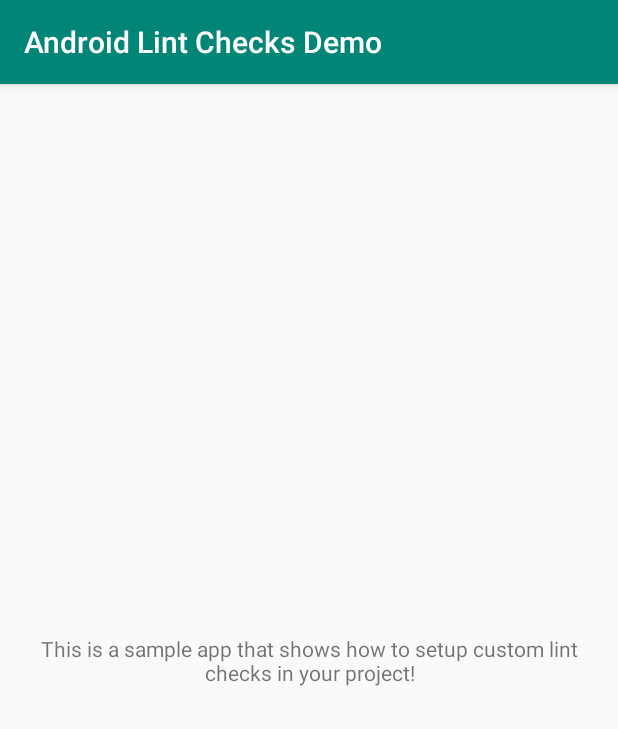
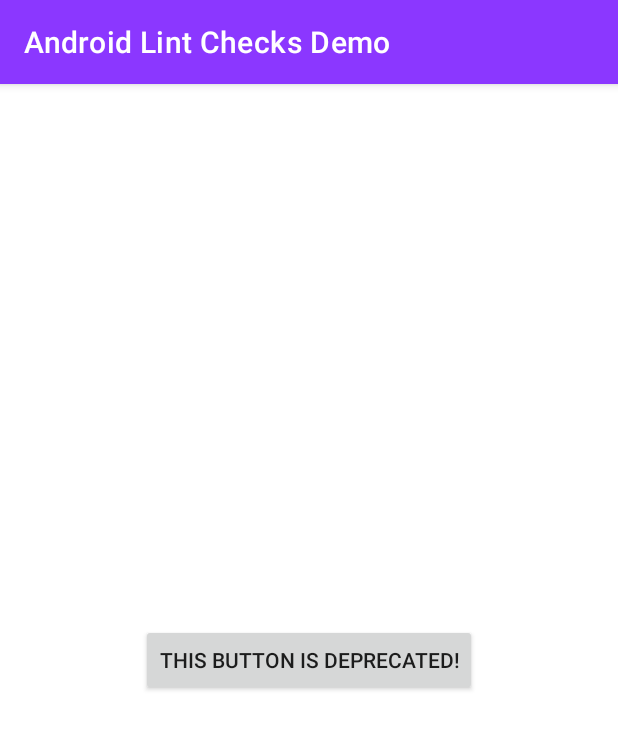
Before and after one commit to alexjlockwood/android-lint-checks-demo, an Android app: the screen it shows after launch (MainActivity), on a phone screen of 412 x 824 dp. Shown: the top 729 px of the screen. Run offline under Robolectric (Android 15) with nearby library versions, the phone set to English and light mode, and no system bars.

Commit message:
Add a couple lint checks

```diff
--- a/app/build.gradle
+++ b/app/build.gradle
@@ -6,7 +6,7 @@ android {
     compileSdkVersion 29
     buildToolsVersion "29.0.0"
     defaultConfig {
-        applicationId "com.lyft.android.lint.app"
+        applicationId "com.lyft.android.app"
         minSdkVersion 14
         targetSdkVersion 29
         versionCode 1
@@ -25,6 +25,7 @@ dependencies {
     implementation 'androidx.appcompat:appcompat:1.1.0'
     implementation 'androidx.core:core:1.1.0'
     implementation 'androidx.core:core-ktx:1.1.0'
+    implementation 'com.google.android.material:material:1.1.0-alpha10'
     implementation 'androidx.constraintlayout:constraintlayout:1.1.3'
     lintChecks project(':checks')
 }
--- a/app/src/main/AndroidManifest.xml
+++ b/app/src/main/AndroidManifest.xml
@@ -1,6 +1,6 @@
 <?xml version="1.0" encoding="utf-8"?>
 <manifest xmlns:android="http://schemas.android.com/apk/res/android"
-    package="com.lyft.android.lint.app">
+    package="com.lyft.android.app">
 
     <application
         android:allowBackup="true"
@@ -9,7 +9,7 @@
         android:roundIcon="@mipmap/ic_launcher_round"
         android:supportsRtl="true"
         android:theme="@style/AppTheme">
-        <activity android:name=".MainActivity">
+        <activity android:name="com.lyft.android.app.MainActivity">
             <intent-filter>
                 <action android:name="android.intent.action.MAIN" />
 
--- /dev/null
+++ b/app/src/main/java/com/lyft/android/app/MainActivity.kt
@@ -0,0 +1,23 @@
+package com.lyft.android.app
+
+import android.content.Context
+import android.os.Bundle
+import android.util.AttributeSet
+import android.widget.Button
+import androidx.appcompat.app.AppCompatActivity
+import com.lyft.android.ui.DeprecatedButton
+
+@Suppress("unused")
+class MainActivity : AppCompatActivity() {
+
+    override fun onCreate(savedInstanceState: Bundle?) {
+        super.onCreate(savedInstanceState)
+        setContentView(R.layout.activity_main)
+    }
+
+    private fun createButton(): Button {
+        // Creating new instances of DeprecatedButton is prohibited by the
+        // `DeprecatedButtonConstructorDetector` custom lint check.
+        return DeprecatedButton(this)
+    }
+}
--- /dev/null
+++ b/app/src/main/java/com/lyft/android/ui/DeprecatedButton.kt
@@ -0,0 +1,19 @@
+package com.lyft.android.ui
+
+import android.content.Context
+import android.util.AttributeSet
+import androidx.appcompat.widget.AppCompatButton
+
+/**
+ * An old custom button class that is now deprecated in favor of [PrettyButton].
+ *
+ * A `DeprecatedButtonLayoutXmlDetector` custom lint check has been written to prohibit new
+ * usages of this button class in layout XML.
+ *
+ * A `DeprecatedButtonConstructorDetector` has also been written to prohibit new
+ * instances of this class from being instantiated programatically.
+ */
+class DeprecatedButton @JvmOverloads constructor(
+    context: Context,
+    attrs: AttributeSet? = null
+) : AppCompatButton(context, attrs)
--- a/app/src/main/res/layout/activity_main.xml
+++ b/app/src/main/res/layout/activity_main.xml
@@ -5,16 +5,19 @@
     android:layout_width="match_parent"
     android:layout_height="match_parent"
     android:padding="16dp"
-    tools:context=".MainActivity">
+    tools:context="com.lyft.android.app.MainActivity">
 
-    <TextView
+    <!-- Using DeprecatedButton in layout XML is prohibited by the
+         DeprecatedButtonLayoutXmlDetector custom lint check. -->
+    <com.lyft.android.ui.DeprecatedButton
         android:layout_width="wrap_content"
         android:layout_height="wrap_content"
         android:gravity="center"
-        android:text="@string/sample_app_message"
+        android:text="This button is deprecated!"
         app:layout_constraintBottom_toBottomOf="parent"
         app:layout_constraintLeft_toLeftOf="parent"
         app:layout_constraintRight_toRightOf="parent"
-        app:layout_constraintTop_toTopOf="parent" />
+        app:layout_constraintTop_toTopOf="parent"
+        tools:ignore="HardcodedText" />
 
 </androidx.constraintlayout.widget.ConstraintLayout>
--- a/app/src/main/res/layout/deprecated_custom_view.xml
+++ /dev/null
@@ -1,4 +0,0 @@
-<?xml version="1.0" encoding="utf-8"?>
-<com.lyft.android.lint.app.DeprecatedCustomView xmlns:android="http://schemas.android.com/apk/res/android"
-    android:layout_width="match_parent"
-    android:layout_height="match_parent" />
--- a/app/src/main/res/values/colors.xml
+++ b/app/src/main/res/values/colors.xml
@@ -1,6 +1,6 @@
 <?xml version="1.0" encoding="utf-8"?>
 <resources>
-    <color name="colorPrimary">#008577</color>
-    <color name="colorPrimaryDark">#00574B</color>
-    <color name="colorAccent">#D81B60</color>
+    <color name="colorPrimary">#8B37FF</color>
+    <color name="colorPrimaryDark">#590DC4</color>
+    <color name="colorAccent">#8B37FF</color>
 </resources>
--- a/app/src/main/res/values/strings.xml
+++ b/app/src/main/res/values/strings.xml
@@ -1,4 +1,3 @@
 <resources>
     <string name="app_name">Android Lint Checks Demo</string>
-    <string name="sample_app_message">This is a sample app that shows how to setup custom lint checks in your project!</string>
 </resources>
--- a/app/src/main/res/values/styles.xml
+++ b/app/src/main/res/values/styles.xml
@@ -1,6 +1,6 @@
 <resources>
 
-    <style name="AppTheme" parent="Theme.AppCompat.Light.DarkActionBar">
+    <style name="AppTheme" parent="Theme.MaterialComponents.Light.DarkActionBar">
         <item name="colorPrimary">@color/colorPrimary</item>
         <item name="colorPrimaryDark">@color/colorPrimaryDark</item>
         <item name="colorAccent">@color/colorAccent</item>
--- a/checks/src/main/java/com/lyft/android/lint/checks/IssueRegistry.kt
+++ b/checks/src/main/java/com/lyft/android/lint/checks/IssueRegistry.kt
@@ -16,6 +16,7 @@ class IssueRegistry : IssueRegistry() {
     override val api: Int = CURRENT_API
 
     override val issues: List<Issue> = listOf(
-        DeprecatedCustomViewDetector.ISSUE
+        DeprecatedButtonConstructorDetector.ISSUE,
+        DeprecatedButtonLayoutXmlDetector.ISSUE
     )
 }
```
Also changed, not shown: app/src/main/java/com/lyft/android/lint/app/DeprecatedCustomView.kt (deleted, +0 -7 lines), app/src/main/java/com/lyft/android/lint/app/MainActivity.kt (deleted, +0 -12 lines), app/src/main/java/com/lyft/android/ui/PrettyButton.kt (added, +15 -0 lines), checks/src/main/java/com/lyft/android/lint/checks/DeprecatedButtonConstructorDetector.kt (added, +46 -0 lines), checks/src/main/java/com/lyft/android/lint/checks/DeprecatedButtonLayoutXmlDetector.kt (added, +47 -0 lines), checks/src/main/java/com/lyft/android/lint/checks/DeprecatedCustomViewDetector.kt (deleted, +0 -43 lines), 3 other files.
